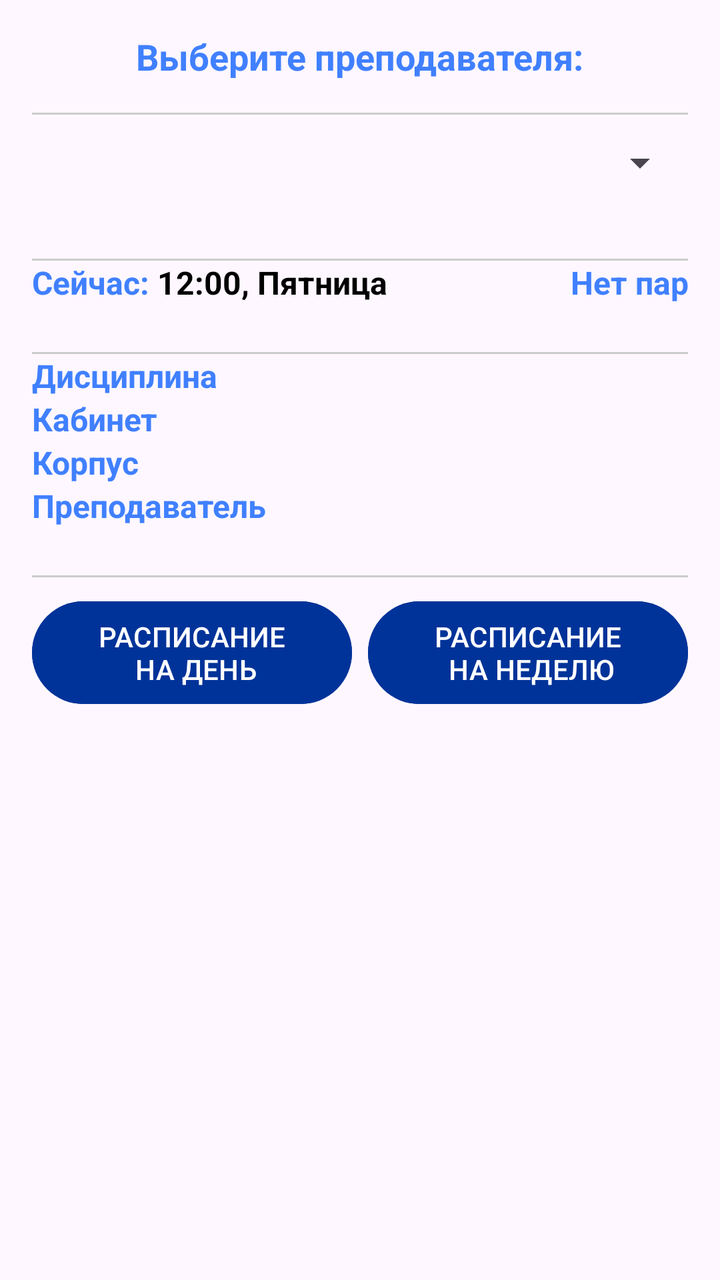
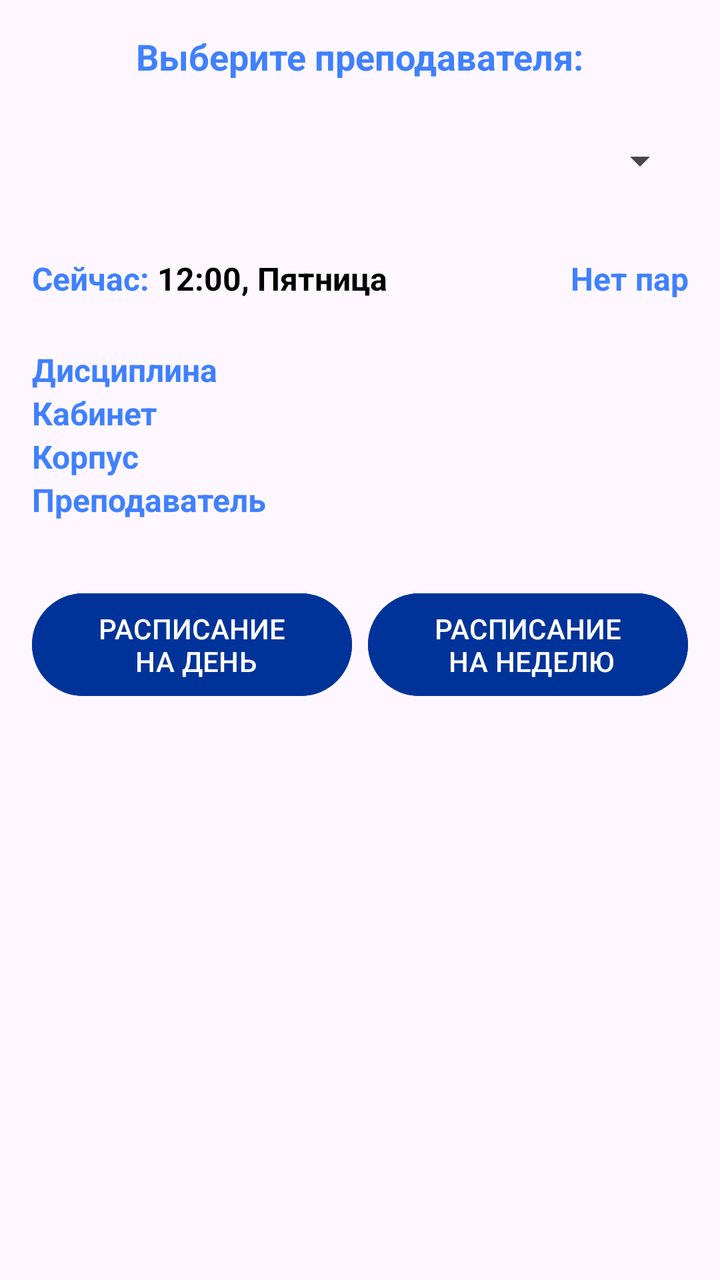

The first picture is an Android layout as it rendered before a commit; the second is the same layout after the commit. The layout source and the unified diff follow.
<!-- AndroidManifest.xml: application theme Theme.Lab2 -->
<!-- res/layout/activity_teacher.xml -->
<ScrollView xmlns:android="http://schemas.android.com/apk/res/android"
    android:layout_width="match_parent"
    android:layout_height="match_parent"
    android:padding="16dp">

    <LinearLayout
        android:layout_width="match_parent"
        android:layout_height="wrap_content"
        android:orientation="vertical"
        android:gravity="center"
        android:divider="@drawable/divider"
        android:showDividers="middle">

        <TextView
            android:layout_width="wrap_content"
            android:layout_height="wrap_content"
            android:text="@string/chooseTeacher"
            android:textSize="18sp"
            android:layout_marginBottom="16dp"
            style="@style/TextStyle"/>

        <Spinner
            android:id="@+id/groupList"
            android:layout_width="match_parent"
            android:layout_height="wrap_content"
            android:minHeight="48dp"
            android:layout_marginBottom="24dp"/>

        <LinearLayout
            android:layout_width="match_parent"
            android:layout_height="wrap_content"
            android:orientation="horizontal"
            android:layout_marginBottom="24dp">

            <LinearLayout
                android:layout_width="0dp"
                android:layout_height="wrap_content"
                android:layout_weight="2"
                android:orientation="horizontal"
                android:gravity="center_vertical">

                <TextView
                    android:id="@+id/timeLabel"
                    android:layout_width="wrap_content"
                    android:layout_height="wrap_content"
                    android:text="@string/now"
                    android:textSize="16sp"
                    android:layout_marginEnd="4dp"
                    style="@style/TextStyle"/>

                <TextView
                    android:id="@+id/timeValue"
                    android:layout_width="wrap_content"
                    android:layout_height="wrap_content"
                    android:text="@string/timeNow"
                    android:textSize="16sp"
                    android:textColor="@color/black"
                    style="@style/TextStyle"/>

            </LinearLayout>

            <TextView
                android:id="@+id/status"
                android:layout_width="0dp"
                android:layout_height="wrap_content"
                android:layout_weight="1"
                android:text="@string/lessonStatus"
                android:textAlignment="textEnd"
                android:textSize="16sp"
                style="@style/TextStyle"/>
        </LinearLayout>

        <LinearLayout
            android:layout_width="match_parent"
            android:layout_height="wrap_content"
            android:orientation="vertical"
            android:layout_marginBottom="24dp">

            <TextView
                android:id="@+id/discipline"
                android:layout_width="match_parent"
                android:layout_height="wrap_content"
                android:text="@string/discipline"
                android:textSize="16sp"
                style="@style/TextStyle"/>

            <TextView
                android:id="@+id/cabinet"
                android:layout_width="match_parent"
                android:layout_height="wrap_content"
                android:text="@string/cabinet"
                android:textSize="16sp"
                style="@style/TextStyle"/>

            <TextView
                android:id="@+id/building"
                android:layout_width="match_parent"
                android:layout_height="wrap_content"
                android:text="@string/building"
                android:textSize="16sp"
                style="@style/TextStyle"/>

            <TextView
                android:id="@+id/teacher"
                android:layout_width="match_parent"
                android:layout_height="wrap_content"
                android:text="@string/teacher"
                android:textSize="16sp"
                style="@style/TextStyle"/>
        </LinearLayout>

        <LinearLayout
            android:layout_width="match_parent"
            android:layout_height="wrap_content"
            android:orientation="horizontal"
            android:layout_marginTop="8dp">

            <Button
                android:id="@+id/dayScheduleButton"
                android:layout_width="0dp"
                android:layout_height="wrap_content"
                android:layout_weight="1"
                android:text="@string/daySchedule"
                android:backgroundTint="@color/colorPrimary"
                android:textColor="@android:color/white"
                android:gravity="center"
                android:layout_marginEnd="4dp"
                android:padding="8dp"/>

            <Button
                android:id="@+id/weekScheduleButton"
                android:layout_width="0dp"
                android:layout_height="wrap_content"
                android:layout_weight="1"
                android:text="@string/weekSchedule"
                android:backgroundTint="@color/colorPrimary"
                android:textColor="@android:color/white"
                android:gravity="center"
                android:layout_marginStart="4dp"
                android:padding="8dp"/>
        </LinearLayout>
    </LinearLayout>
</ScrollView>
<!-- resources referenced by this layout -->
<resources>
  <color name="black">#FF000000</color>
  <color name="colorPrimary">#003399</color>
  <!-- drawable divider (drawable) -->
  <?xml version="1.0" encoding="utf-8"?>
  <shape xmlns:android="http://schemas.android.com/apk/res/android">
      <size android:height="1dp" />
      <solid android:color="#CCCCCC" />
  </shape>
  <string name="building">Корпус</string>
  <string name="cabinet">Кабинет</string>
  <string name="chooseTeacher">Выберите преподавателя:</string>
  <string name="daySchedule">РАСПИСАНИЕ\n НА ДЕНЬ</string>
  <string name="discipline">Дисциплина</string>
  <string name="lessonStatus">Нет пар</string>
  <string name="now">Сейчас:</string>
  <string name="teacher">Преподаватель</string>
  <string name="timeNow">12:00, Пятница</string>
  <string name="weekSchedule">РАСПИСАНИЕ\n НА НЕДЕЛЮ</string>
  <style name="TextStyle">
          <item name="android:textStyle">bold</item>
          <item name="android:textColor">@color/colorSecondary</item>
      </style>
  <style name="Theme.Lab2" parent="Base.Theme.Lab2" />
  <color name="colorSecondary">#4080ff</color>
  <style name="Base.Theme.Lab2" parent="Theme.Material3.DayNight.NoActionBar">
          
          
      </style>
</resources>

<!-- the commit's change to res/layout/activity_teacher.xml (unified diff, before → after) -->
@@ -8,7 +8,6 @@
         android:layout_height="wrap_content"
         android:orientation="vertical"
         android:gravity="center"
-        android:divider="@drawable/divider"
         android:showDividers="middle">
 
         <TextView
<!-- resource entries referenced after the edit -->
@@ -2,12 +2,6 @@
 <resources>
   <color name="black">#FF000000</color>
   <color name="colorPrimary">#003399</color>
-  <!-- drawable divider (drawable) -->
-  <?xml version="1.0" encoding="utf-8"?>
-  <shape xmlns:android="http://schemas.android.com/apk/res/android">
-      <size android:height="1dp" />
-      <solid android:color="#CCCCCC" />
-  </shape>
   <string name="building">Корпус</string>
   <string name="cabinet">Кабинет</string>
   <string name="chooseTeacher">Выберите преподавателя:</string>
